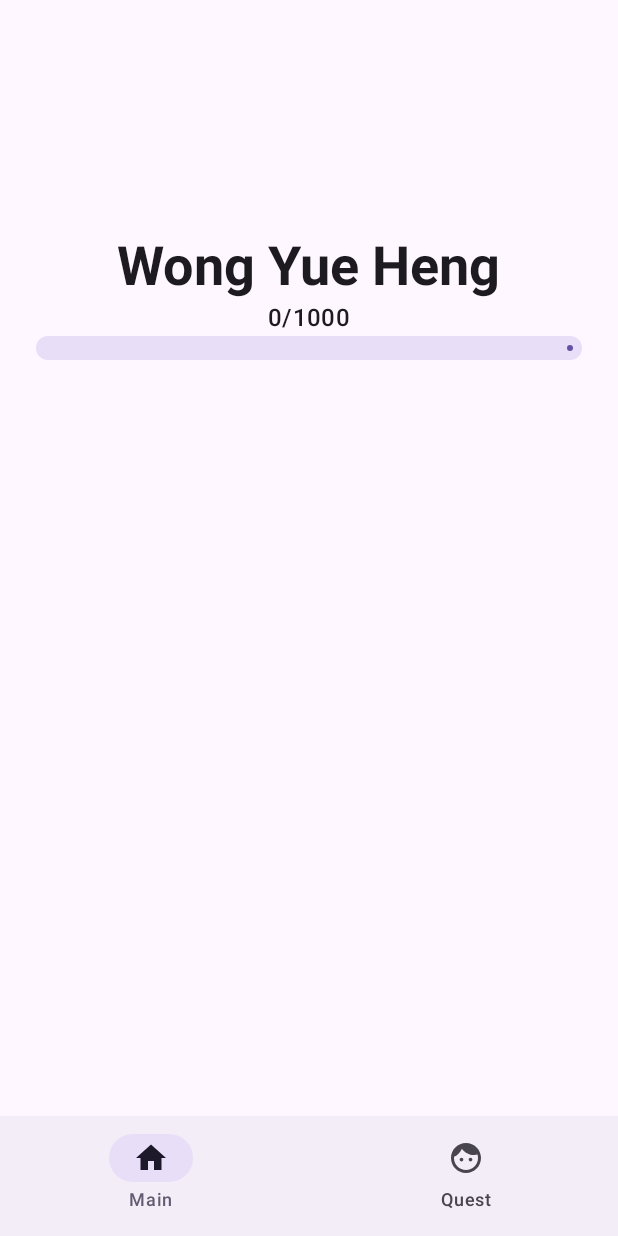
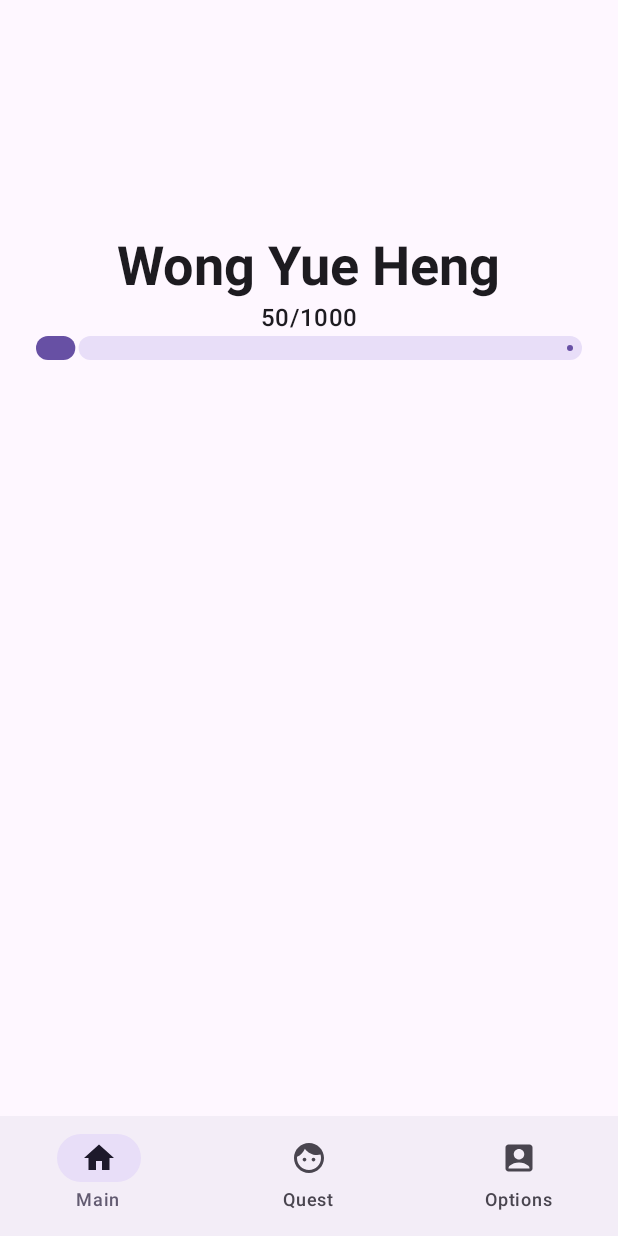
Before and after one commit to NUSH-Hack/diskut, an Android app built with Jetpack Compose: the MainPage screen opened through its navigation route, on a phone screen of 412 x 824 dp. Run offline under Robolectric (Android 15) with nearby library versions, the phone set to English and light mode, and no system bars; our stand-ins replace Firebase (no records; nobody signed in at launch, a user with empty details on screens opened directly); 5 statements that could not run were skipped.

Commit message:
i have no idea how i modified 10 files

```diff
--- a/app/src/main/java/com/example/diskut/Controller/Leaderboard.kt
+++ b/app/src/main/java/com/example/diskut/Controller/Leaderboard.kt
@@ -11,6 +11,8 @@ import kotlinx.coroutines.tasks.await
 import org.json.JSONArray
 
 suspend fun fetchLeaderboard(): List<User> {
+    Log.i("diskut", "fetchLeaderboard called")
+
     val storage = Firebase.storage
     var storageRef = storage.reference
 
@@ -37,9 +39,6 @@ suspend fun fetchLeaderboard(): List<User> {
         leaderboard.reverse() // leaderboard is now 1st, then 2nd, then 3rd
         return@continueWith leaderboard.toList()
     }.await()
-
-
-//}
 }
 fun uploadLeaderboard(leaderboard: List<User>) {
     // Upload leaderboard
--- a/app/src/main/java/com/example/diskut/Controller/PointIncrement.kt
+++ b/app/src/main/java/com/example/diskut/Controller/PointIncrement.kt
@@ -5,20 +5,28 @@ import androidx.compose.runtime.Composable
 import androidx.compose.runtime.LaunchedEffect
 import androidx.compose.runtime.MutableState
 import kotlinx.coroutines.delay
+import kotlin.random.Random
 
 @Composable
 fun PointIncrement(expanded: Boolean, currPoints: MutableState<Int>) {
     Log.i("diskut", "Composable drawn")
     LaunchedEffect(expanded) {
+        var num = 0
         while (true) {
             delay(1000)
-            Log.i("diskut", "Launched effect")
+//            Log.i("diskut", "Launched effect")
 
             if (expanded) {
-                currPoints.value += 1
-                Log.i("diskut", "${currPoints.value}")
-
+                currPoints.value += if (num < 35) {
+                    1
+                } else if (Random.nextFloat() < 5.0 / (num - 30.0)) {
+                    1
+                } else {
+                    0
+                }
+//                Log.i("diskut", "${currPoints.value}")
             }
+            num++
         }
     }
 }
--- a/app/src/main/java/com/example/diskut/Model/User.kt
+++ b/app/src/main/java/com/example/diskut/Model/User.kt
@@ -8,10 +8,10 @@ import kotlinx.serialization.json.Json
 
 @Serializable
 class User (
-    val email: String,
-    val name: String,
+    var email: String,
+    var name: String,
     val type: UserType,
-    val value: String, // Year if Student, Department if Teacher, Job if Staff
+    var value: String, // Year if Student, Department if Teacher, Job if Staff
     val points: Int
 ) {
     val majors: ArrayList<String> = arrayListOf()
--- a/app/src/main/java/com/example/diskut/Navigation.kt
+++ b/app/src/main/java/com/example/diskut/Navigation.kt
@@ -1,6 +1,8 @@
 package com.example.diskut
 
+import android.util.Log
 import androidx.compose.material.icons.Icons
+import androidx.compose.material.icons.filled.AccountBox
 import androidx.compose.material.icons.filled.Face
 import androidx.compose.material.icons.filled.Home
 import androidx.compose.material3.Icon
@@ -8,25 +10,51 @@ import androidx.compose.material3.NavigationBar
 import androidx.compose.material3.NavigationBarItem
 import androidx.compose.material3.Text
 import androidx.compose.runtime.Composable
+import androidx.compose.runtime.LaunchedEffect
 import androidx.compose.runtime.getValue
+import androidx.compose.runtime.mutableStateListOf
 import androidx.compose.runtime.mutableStateOf
+import androidx.compose.runtime.remember
+import androidx.compose.runtime.rememberCoroutineScope
 import androidx.compose.runtime.saveable.rememberSaveable
 import androidx.compose.runtime.setValue
 import androidx.navigation.NavController
 import androidx.navigation.NavHostController
 import androidx.navigation.compose.NavHost
 import androidx.navigation.compose.composable
+import com.example.diskut.Controller.fetchLeaderboard
+import com.example.diskut.Model.User
 import com.example.diskut.View.MainPage.MainPage
+import com.example.diskut.View.Onboarding.OptionsPage
 import com.example.diskut.View.QuestPage.QuestPage
+import kotlinx.coroutines.CoroutineExceptionHandler
+import kotlinx.coroutines.CoroutineScope
+import kotlinx.coroutines.Dispatchers
+import kotlinx.coroutines.launch
 
 @Composable
 fun NavigationHost(navController: NavHostController, bluetooth: Bluetooth) {
+    var leaderboard by remember { mutableStateOf(listOf<User>()) }
+
+    val coroutineScope = rememberCoroutineScope()
+
+    val update: () -> Unit = {
+        coroutineScope.launch {
+            leaderboard = fetchLeaderboard()
+        }
+    }
+
+    update()
+
     NavHost(navController = navController, startDestination = "main") {
         composable("main") {
             MainPage(goalPoints = 1000, bluetooth = bluetooth)
         }
         composable("quest") {
-            QuestPage(leaderboard = test_users, questList = test_quest)
+            QuestPage(leaderboard = leaderboard, questList = test_quest)
+        }
+        composable("options") {
+            OptionsPage()
         }
     }
 }
@@ -54,5 +82,14 @@ fun MyNavigationBar(navController: NavController) {
                 selected = 1
             }
         )
+        NavigationBarItem(
+            icon = { Icon(Icons.Filled.AccountBox, contentDescription = "Options") },
+            label = { Text("Options") },
+            selected = selected == 2, // you should control this based on navController's current route
+            onClick = {
+                navController.navigate("options")
+                selected = 2
+            }
+        )
     }
 }
--- a/app/src/main/java/com/example/diskut/View/MainPage/MainPage.kt
+++ b/app/src/main/java/com/example/diskut/View/MainPage/MainPage.kt
@@ -34,7 +34,7 @@ import kotlinx.coroutines.delay
 import kotlinx.coroutines.launch
 
 
-val yueheng = User("h2010157@nushigh.edu.sg", "Wong Yue Heng", UserType.STUDENT, "Year 4", 0)
+val yueheng = User("h2010157@nushigh.edu.sg", "Wong Yue Heng", UserType.STUDENT, "Year 4", 50)
 val warren = User("h2230006@nushigh.edu.sg", "Warren Zhou", UserType.STUDENT, "Year 4", 10)
 
 
--- a/app/src/main/java/com/example/diskut/View/QuestPage/Leaderboard.kt
+++ b/app/src/main/java/com/example/diskut/View/QuestPage/Leaderboard.kt
@@ -24,6 +24,7 @@ import androidx.compose.ui.res.painterResource
 import androidx.compose.ui.text.TextStyle
 import androidx.compose.ui.text.font.FontStyle
 import androidx.compose.ui.text.font.FontWeight
+import androidx.compose.ui.text.style.TextAlign
 import androidx.compose.ui.tooling.preview.Preview
 import androidx.compose.ui.unit.dp
 import com.example.diskut.Model.User
@@ -94,7 +95,8 @@ private fun Place(user: User, painter: Painter, style: TextStyle, modifier: Modi
         Text(
             user.name,
             style = style,
-            fontWeight = FontWeight.Bold
+            fontWeight = FontWeight.Bold,
+            textAlign = TextAlign.Center,
         )
 
         Text(
```
Also changed, not shown: app/src/main/java/com/example/diskut/MainActivity.kt (+11 -11 lines), app/src/main/java/com/example/diskut/PreferencesManager.kt (added, +19 -0 lines), app/src/main/java/com/example/diskut/View/Onboarding/Onboarding.kt (added, +92 -0 lines), app/src/main/java/com/example/diskut/View/QuestPage/QuestPage.kt (+6 -1 lines).
